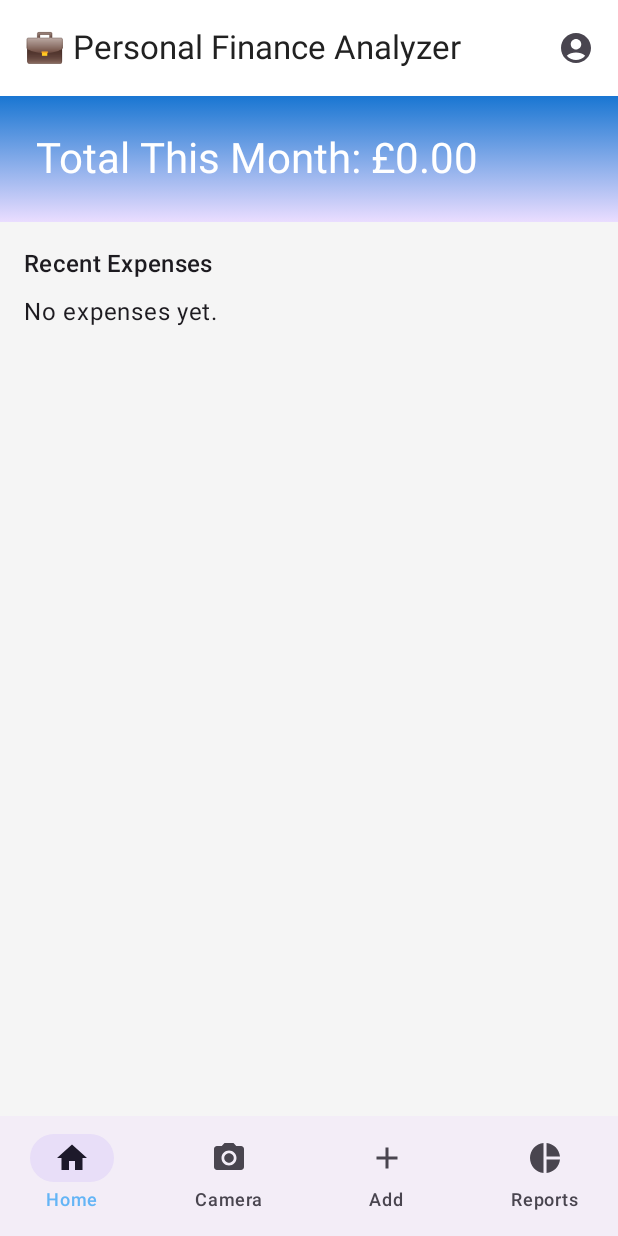
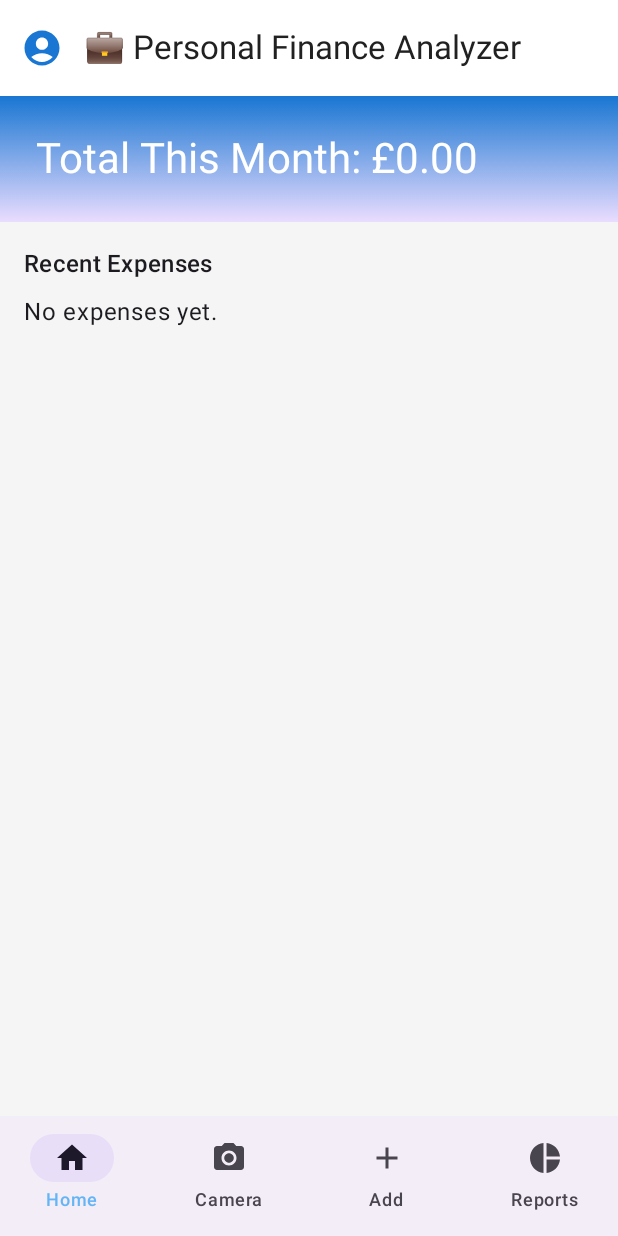
Before and after one commit to ManikalaRaju/PersonalFinanceAnalyzer-App, an Android app built with Jetpack Compose: the AddExpenseScreen screen opened through its navigation route, on a phone screen of 412 x 824 dp. Run offline under Robolectric (Android 15) with nearby library versions, the phone set to English and light mode, and no system bars; our stand-ins replace Firebase (no records; nobody signed in at launch, a user with empty details on screens opened directly), Room's generated code.

Commit message:
Final Commit: Personal Finance Analyzer App (Sprint 5 Complete)

```diff
--- a/app/src/main/java/uk/ac/tees/mad/S3470478/AddExpenseScreen.kt
+++ b/app/src/main/java/uk/ac/tees/mad/S3470478/AddExpenseScreen.kt
@@ -11,7 +11,6 @@ import androidx.compose.ui.Alignment
 import androidx.compose.ui.Modifier
 import androidx.compose.ui.text.input.KeyboardType
 import androidx.compose.ui.unit.dp
-import androidx.compose.ui.unit.sp
 import androidx.navigation.NavHostController
 import uk.ac.tees.mad.s3470478.model.ExpenseEntity
 import uk.ac.tees.mad.s3470478.viewmodel.ExpenseViewModel
@@ -26,26 +25,21 @@ fun AddExpenseScreen(
     categoryArg: String?,
     noteArg: String?
 ) {
-    val categoryOptions = listOf(
-        "Food", "Everyday Needs", "Entertainment", "Travel", "Health Care", "Shopping", "Rent", "Others"
-    )
+    // Predefined category options
+    val categoryOptions = listOf("Food", "Everyday Needs", "Entertainment", "Travel", "Health Care", "Shopping", "Rent", "Others")
 
+    // Form state
     var amount by remember { mutableStateOf(amountArg ?: "") }
     var note by remember { mutableStateOf(noteArg ?: "") }
     var selectedCategory by remember {
         mutableStateOf(
-            if (categoryArg != null && categoryOptions.contains(categoryArg)) categoryArg
-            else categoryOptions[0]
+            if (categoryArg != null && categoryOptions.contains(categoryArg)) categoryArg else categoryOptions[0]
         )
     }
     var expanded by remember { mutableStateOf(false) }
 
     Scaffold(
-        topBar = {
-            TopAppBar(
-                title = { Text("➕ Add Expense") }
-            )
-        }
+        topBar = { TopAppBar(title = { Text("➕ Add Expense") }) }
     ) { padding ->
         Column(
             modifier = Modifier
@@ -54,12 +48,9 @@ fun AddExpenseScreen(
                 .fillMaxSize(),
             verticalArrangement = Arrangement.spacedBy(24.dp)
         ) {
-            Text(
-                text = "Enter details to save a new expense.",
-                style = MaterialTheme.typography.bodyMedium.copy(fontSize = 16.sp),
-                color = MaterialTheme.colorScheme.onSurfaceVariant
-            )
+            Text("Enter details to save a new expense.", style = MaterialTheme.typography.bodyMedium)
 
+            // Amount input
             OutlinedTextField(
                 value = amount,
                 onValueChange = { amount = it },
@@ -70,27 +61,18 @@ fun AddExpenseScreen(
                 modifier = Modifier.fillMaxWidth()
             )
 
-            ExposedDropdownMenuBox(
-                expanded = expanded,
-                onExpandedChange = { expanded = !expanded }
-            ) {
+            // Category dropdown
+            ExposedDropdownMenuBox(expanded = expanded, onExpandedChange = { expanded = !expanded }) {
                 OutlinedTextField(
                     readOnly = true,
                     value = "${getCategoryIcon(selectedCategory)} $selectedCategory",
                     onValueChange = {},
                     label = { Text("Category") },
-                    trailingIcon = {
-                        Icon(Icons.Filled.ArrowDropDown, contentDescription = null)
-                    },
+                    trailingIcon = { Icon(Icons.Default.ArrowDropDown, contentDescription = null) },
                     shape = RoundedCornerShape(12.dp),
-                    modifier = Modifier
-                        .menuAnchor()
-                        .fillMaxWidth()
+                    modifier = Modifier.menuAnchor().fillMaxWidth()
                 )
-                ExposedDropdownMenu(
-                    expanded = expanded,
-                    onDismissRequest = { expanded = false }
-                ) {
+                ExposedDropdownMenu(expanded = expanded, onDismissRequest = { expanded = false }) {
                     categoryOptions.forEach { category ->
                         DropdownMenuItem(
                             text = { Text("${getCategoryIcon(category)} $category") },
@@ -103,6 +85,7 @@ fun AddExpenseScreen(
                 }
             }
 
+            // Note input
             OutlinedTextField(
                 value = note,
                 onValueChange = { note = it },
@@ -112,6 +95,7 @@ fun AddExpenseScreen(
                 modifier = Modifier.fillMaxWidth()
             )
 
+            // Save button
             Button(
                 onClick = {
                     val expense = ExpenseEntity(
--- a/app/src/main/java/uk/ac/tees/mad/S3470478/HomeScreen.kt
+++ b/app/src/main/java/uk/ac/tees/mad/S3470478/HomeScreen.kt
@@ -11,7 +11,6 @@ import androidx.compose.runtime.*
 import androidx.compose.ui.Alignment
 import androidx.compose.ui.Modifier
 import androidx.compose.ui.graphics.Brush
-import androidx.compose.ui.graphics.Color
 import androidx.compose.ui.unit.dp
 import androidx.navigation.NavHostController
 import kotlinx.coroutines.launch
@@ -39,8 +38,8 @@ fun HomeScreen(
     val drawerState = rememberDrawerState(initialValue = DrawerValue.Closed)
     val coroutineScope = rememberCoroutineScope()
     var expenseToDelete by remember { mutableStateOf<ExpenseEntity?>(null) }
-    var darkModeEnabled by remember { mutableStateOf(false) }
 
+    // Right-side navigation drawer for profile, dark mode toggle, and logout
     ModalNavigationDrawer(
         drawerState = drawerState,
         drawerContent = {
@@ -54,15 +53,14 @@ fun HomeScreen(
                 Text("👤 Logged in as", style = MaterialTheme.typography.labelMedium)
                 Spacer(modifier = Modifier.height(4.dp))
                 Text(email, style = MaterialTheme.typography.titleMedium)
+
                 Spacer(modifier = Modifier.height(24.dp))
-
                 Row(verticalAlignment = Alignment.CenterVertically) {
                     Text("🌙 Dark Mode", modifier = Modifier.weight(1f))
                     Switch(
                         checked = darkModeEnabled,
                         onCheckedChange = { onToggleDarkMode() }
                     )
-
                 }
 
                 Spacer(modifier = Modifier.height(24.dp))
@@ -82,15 +80,21 @@ fun HomeScreen(
     ) {
         Scaffold(
             topBar = {
+                // Profile icon (left-aligned) opens drawer
                 TopAppBar(
-                    title = { Text("💼 Personal Finance Analyzer") },
-                    actions = {
+                    navigationIcon = {
                         IconButton(onClick = {
                             coroutineScope.launch { drawerState.open() }
                         }) {
-                            Icon(Icons.Default.AccountCircle, contentDescription = "Profile")
+                            Icon(
+                                imageVector = Icons.Default.AccountCircle,
+                                contentDescription = "Profile",
+                                tint = MaterialTheme.colorScheme.primary,
+                                modifier = Modifier.size(28.dp)
+                            )
                         }
-                    }
+                    },
+                    title = { Text("💼 Personal Finance Analyzer") }
                 )
             }
         ) { padding ->
@@ -100,7 +104,7 @@ fun HomeScreen(
                     .verticalScroll(rememberScrollState())
                     .fillMaxSize()
             ) {
-                // Top section: Total This Month
+                // Top summary box: Total expenses this month
                 Box(
                     modifier = Modifier
                         .fillMaxWidth()
@@ -123,7 +127,7 @@ fun HomeScreen(
 
                 Spacer(modifier = Modifier.height(16.dp))
 
-                // Bottom section: Recent Expenses
+                // Expense list section
                 Column(
                     modifier = Modifier
                         .fillMaxSize()
@@ -148,7 +152,7 @@ fun HomeScreen(
                 }
             }
 
-            // Deletion confirmation
+            // Expense deletion confirmation
             expenseToDelete?.let {
                 AlertDialog(
                     onDismissRequest = { expenseToDelete = null },
@@ -179,6 +183,7 @@ fun ExpenseCard(
     val dateFormat = SimpleDateFormat("dd MMM yyyy, hh:mm a", Locale.getDefault())
     val formattedDate = dateFormat.format(Date(expense.timestamp))
 
+    // Reusable card UI for a single expense entry
     Card(
         modifier = Modifier.fillMaxWidth(),
         shape = MaterialTheme.shapes.medium,
--- a/app/src/main/java/uk/ac/tees/mad/S3470478/ReportsScreen.kt
+++ b/app/src/main/java/uk/ac/tees/mad/S3470478/ReportsScreen.kt
@@ -27,6 +27,7 @@ fun ReportsScreen(viewModel: ExpenseViewModel = viewModel()) {
     val tabTitles = listOf("📊 Charts", "📁 Past Expenses")
     var selectedTabIndex by remember { mutableStateOf(0) }
 
+    // Tab navigation layout
     Column(modifier = Modifier.fillMaxSize()) {
         ScrollableTabRow(
             selectedTabIndex = selectedTabIndex,
@@ -41,6 +42,7 @@ fun ReportsScreen(viewModel: ExpenseViewModel = viewModel()) {
             }
         }
 
+        // Render selected tab content
         when (selectedTabIndex) {
             0 -> ChartsTab(expenses)
             1 -> PastExpensesTab(expenses)
@@ -50,6 +52,7 @@ fun ReportsScreen(viewModel: ExpenseViewModel = viewModel()) {
 
 @Composable
 fun ChartsTab(expenses: List<ExpenseEntity>) {
+    // Group expenses by category and by date
     val categoryTotals = expenses.groupBy { it.category }
         .mapValues { it.value.sumOf { expense -> expense.amount } }
 
@@ -57,6 +60,7 @@ fun ChartsTab(expenses: List<ExpenseEntity>) {
         SimpleDateFormat("dd MMM", Locale.getDefault()).format(Date(it.timestamp))
     }.mapValues { it.value.sumOf { expense -> expense.amount } }
 
+    // Vertical scrollable layout for charts
     Column(
         modifier = Modifier
             .fillMaxSize()
@@ -66,6 +70,7 @@ fun ChartsTab(expenses: List<ExpenseEntity>) {
     ) {
         Text("📊 Expense Breakdown", style = MaterialTheme.typography.headlineSmall)
 
+        // Pie chart by category
         Text("By Category", style = MaterialTheme.typography.titleMedium)
         AndroidView(
             modifier = Modifier
@@ -88,6 +93,7 @@ fun ChartsTab(expenses: List<ExpenseEntity>) {
             }
         )
 
+        // Bar chart by date
         Text("By Date", style = MaterialTheme.typography.titleMedium)
         AndroidView(
             modifier = Modifier
--- a/app/src/main/java/uk/ac/tees/mad/S3470478/SplashScreen.kt
+++ b/app/src/main/java/uk/ac/tees/mad/S3470478/SplashScreen.kt
@@ -1,13 +1,9 @@
 package uk.ac.tees.mad.s3470478
 
-import androidx.compose.runtime.getValue
 import androidx.compose.foundation.background
 import androidx.compose.foundation.layout.*
-import androidx.compose.material3.MaterialTheme
 import androidx.compose.material3.Text
-import androidx.compose.runtime.Composable
-import androidx.compose.runtime.LaunchedEffect
-import androidx.compose.runtime.collectAsState
+import androidx.compose.runtime.*
 import androidx.compose.ui.Alignment
 import androidx.compose.ui.Modifier
 import androidx.compose.ui.graphics.Color
@@ -17,7 +13,6 @@ import androidx.compose.ui.unit.sp
 import androidx.navigation.NavHostController
 import kotlinx.coroutines.delay
 import uk.ac.tees.mad.s3470478.viewmodel.AuthenticationViewModel
-import uk.ac.tees.mad.s3470478.viewmodel.ExpenseViewModel
 
 @Composable
 fun SplashScreen(
@@ -26,7 +21,8 @@ fun SplashScreen(
 ) {
     val isLoggedIn by viewModel.isLoggedIn.collectAsState(initial = false)
 
-    LaunchedEffect(true) {
+    // Automatically redirect after 2 seconds based on login status
+    LaunchedEffect(Unit) {
         delay(2000)
         if (isLoggedIn) {
             navController.navigate("home") {
@@ -39,6 +35,7 @@ fun SplashScreen(
         }
     }
 
+    // Splash screen UI content
     Box(
         modifier = Modifier
             .fillMaxSize()
--- a/app/src/main/java/uk/ac/tees/mad/S3470478/model/ExpenseDao.kt
+++ b/app/src/main/java/uk/ac/tees/mad/S3470478/model/ExpenseDao.kt
@@ -6,24 +6,35 @@ import kotlinx.coroutines.flow.Flow
 @Dao
 interface ExpenseDao {
 
+    // Inserts a single expense into the database.
     @Insert(onConflict = OnConflictStrategy.REPLACE)
     suspend fun insertExpense(expense: ExpenseEntity)
 
+    // Updates a specific expense
     @Update
     suspend fun updateExpense(expense: ExpenseEntity)
 
+    // Updates a list of expenses
     @Update
     suspend fun updateExpenses(expenses: List<ExpenseEntity>)
 
+    // Deletes a specific expense
     @Delete
     suspend fun deleteExpense(expense: ExpenseEntity)
 
+    // Returns a flow of all expenses
     @Query("SELECT * FROM expenses ORDER BY timestamp DESC")
     fun getAllExpenses(): Flow<List<ExpenseEntity>>
 
+    // Returns a flow representing the total amount of all expenses
     @Query("SELECT SUM(amount) FROM expenses")
     fun getTotalAmount(): Flow<Double>
 
+    // Returns a flow of all expenses that haven't been synced to Firestore
     @Query("SELECT * FROM expenses WHERE isSynced = 0")
-    fun getUnsyncedExpenses(): Flow<List<ExpenseEntity>> // New function to fetch unsynced expenses
+    fun getUnsyncedExpenses(): Flow<List<ExpenseEntity>>
+
+    // Deletes all entries in the expenses table
+    @Query("DELETE FROM expenses")
+    suspend fun clearAllExpenses()
 }
--- a/app/src/main/java/uk/ac/tees/mad/S3470478/utils/ExpenseFirestoreHelper.kt
+++ b/app/src/main/java/uk/ac/tees/mad/S3470478/utils/ExpenseFirestoreHelper.kt
@@ -8,14 +8,10 @@ object ExpenseFirestoreHelper {
 
     private val auth = FirebaseAuth.getInstance()
     private val db = FirebaseFirestore.getInstance()
-
-    // Get reference to the logged-in user's expense collection
     private fun getUserExpensesRef() =
         auth.currentUser?.uid?.let { uid ->
             db.collection("users").document(uid).collection("expenses")
         }
-
-    // Upload a single expense to Firestore
     fun uploadExpense(expense: ExpenseEntity, onComplete: (Boolean) -> Unit) {
         val data = hashMapOf(
             "amount" to expense.amount,
--- a/app/src/main/java/uk/ac/tees/mad/S3470478/utils/ReceiptAnalyzer.kt
+++ b/app/src/main/java/uk/ac/tees/mad/S3470478/utils/ReceiptAnalyzer.kt
@@ -49,7 +49,7 @@ object ReceiptAnalyzer {
         val amount = totalLine?.let { amountRegex.find(it)?.value }
             ?: amountRegex.find(receiptText)?.value
 
-        // Shop Name (usually first line or two)
+        // Shop Name
         val shopName = lines.firstOrNull()
 
         //  Detect Category based on keywords
--- a/build.gradle.kts
+++ b/build.gradle.kts
@@ -1,4 +1,3 @@
-// Top-level build file where you can add configuration options common to all sub-projects/modules.
 plugins {
     id("com.android.application") version "8.9.1" apply false
     id("org.jetbrains.kotlin.android") version "2.0.21" apply false
```
Also changed, not shown: app/src/main/java/uk/ac/tees/mad/S3470478/AppNavHost.kt (+10 -2 lines), app/src/main/java/uk/ac/tees/mad/S3470478/EditExpenseScreen.kt (+12 -9 lines), app/src/main/java/uk/ac/tees/mad/S3470478/LoginScreen.kt (+14 -4 lines), app/src/main/java/uk/ac/tees/mad/S3470478/MainScreen.kt (deleted, +0 -58 lines), app/src/main/java/uk/ac/tees/mad/S3470478/SignupScreen.kt (+13 -2 lines), app/src/main/java/uk/ac/tees/mad/S3470478/model/ExpenseDatabase.kt (+8 -1 lines), app/src/main/java/uk/ac/tees/mad/S3470478/model/ExpenseEntity.kt (+13 -1 lines), app/src/main/java/uk/ac/tees/mad/S3470478/viewmodel/AuthenticationViewModel.kt (+34 -6 lines), app/src/main/java/uk/ac/tees/mad/S3470478/viewmodel/ExpenseViewModel.kt (+29 -0 lines), gradle/wrapper/gradle-wrapper.properties.
